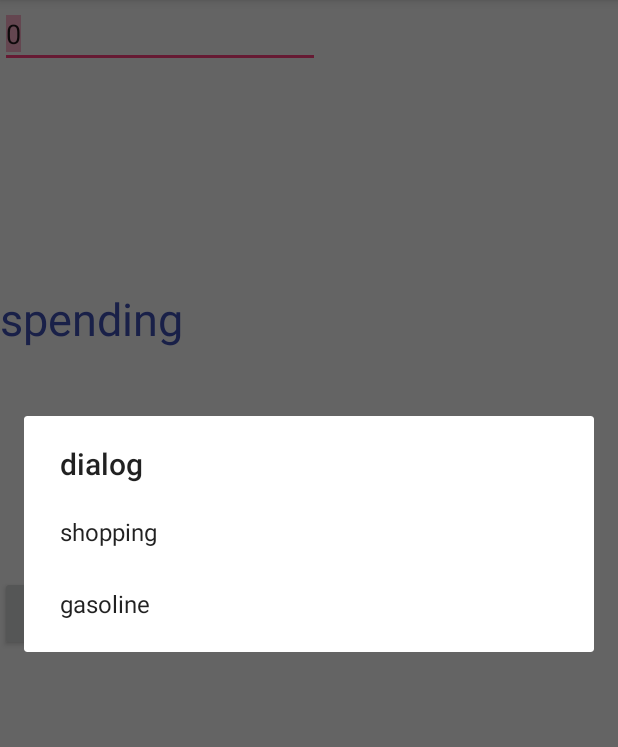
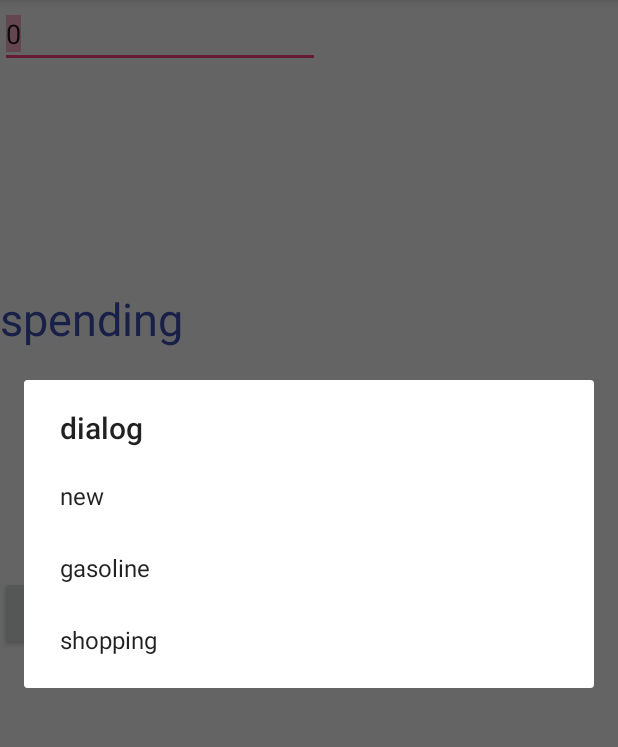
Before and after one commit to lukaszkuczynski/android-wallet, an Android app: the screen it shows after launch (MainActivity), after a tap on "spending", on a phone screen of 412 x 824 dp, the part 84-831 px from its top. Run offline under Robolectric (Android 15) with nearby library versions, the phone set to English and light mode, and no system bars; libraries missing offline, so code that uses them is left out: com.amazonaws.auth, com.amazonaws.mobileconnectors, com.amazonaws.regions.

Commit message:
New way of categories handling implemented in main activity

```diff
--- a/app/src/main/java/pl/integrator/androidwallet/CategoryInSettingsDao.java
+++ b/app/src/main/java/pl/integrator/androidwallet/CategoryInSettingsDao.java
@@ -37,6 +37,7 @@ public class CategoryInSettingsDao implements CategoryDao {
             categories = this.sharedPreferences.getStringSet(CATEGORIES_PREFERENCES_KEY, new HashSet<>());
         }
         ArrayList<String> list = new ArrayList<>();
+        list.add("new");
         list.addAll(categories);
         return list;
     }
--- a/app/src/main/java/pl/integrator/androidwallet/MainActivity.java
+++ b/app/src/main/java/pl/integrator/androidwallet/MainActivity.java
@@ -6,10 +6,12 @@ import android.content.DialogInterface;
 import android.content.SharedPreferences;
 import android.content.pm.PackageManager;
 import android.os.Bundle;
+import android.support.annotation.NonNull;
 import android.support.design.widget.Snackbar;
 import android.support.v4.app.ActivityCompat;
 import android.support.v4.content.ContextCompat;
 import android.support.v7.app.AppCompatActivity;
+import android.text.InputType;
 import android.util.Log;
 import android.view.View;
 import android.widget.ArrayAdapter;
@@ -23,20 +25,27 @@ import java.util.ArrayList;
 import java.util.Arrays;
 import java.util.List;
 
+import static android.R.id.input;
 
 
 public class MainActivity extends AppCompatActivity implements OperationResultListener {
 
     private static final String TAG = MainActivity.class.getCanonicalName();
-    private OperationDao operationDao;
 
     public static final String PREFS_NAME = "AwsWalletPrefsFile";
+    private OperationDao operationDao;
+    private CategoryDao categoryDao;
+    private String newCategoryText;
+
     public static final String COGNITO_POOL = "COGNITO_POOL_ID";
+
+
 
     @Override
     protected void onCreate(Bundle savedInstanceState) {
         super.onCreate(savedInstanceState);
         this.operationDao = new LambdaOperationDao(this.getApplicationContext(), this.getSharedPreferences(PREFS_NAME, 0));
+        this.categoryDao = new CategoryInSettingsDao(this.getSharedPreferences(PREFS_NAME, 0));
         setContentView(R.layout.activity_main);
 
         Button button = (Button) findViewById(R.id.save);
@@ -44,24 +53,13 @@ public class MainActivity extends AppCompatActivity implements OperationResultLi
         final EditText amountEdit = (EditText) findViewById(R.id.amount);
 
 
-        String[] tags = new String[]{
-                "shopping",
-                "gasoline"
-        };
-
 //        SharedPreferences settings = getSharedPreferences(PREFS_NAME, 0);
 //        hardcode your cognito id
 //        SharedPreferences.Editor editor = settings.edit();
 //        editor.putString(COGNITO_POOL, "YOUR_POOL_ID_HERE");
 //        editor.commit();
 
-        final List<String> tagList = new ArrayList<>(Arrays.asList(tags));
-
-        // Initializing an ArrayAdapter
-        final ArrayAdapter<String> spinnerArrayAdapter = new ArrayAdapter<>(
-                this, R.layout.support_simple_spinner_dropdown_item, tagList);
-
-        spinnerArrayAdapter.setDropDownViewResource(R.layout.support_simple_spinner_dropdown_item);
+        final List<String> tagList = getCategoriesAndRefreshSpinner();
 
 
 //        if (ContextCompat.checkSelfPermission(this,
@@ -91,17 +89,46 @@ public class MainActivity extends AppCompatActivity implements OperationResultLi
 //        }
 
         TextView tagsText;
+
+
         tagsText = (TextView) findViewById(R.id.tags);
         final List<String> selectedTags = new ArrayList<>();
         tagsText.setOnClickListener((View view) -> {
+
+            AlertDialog.Builder builderNewCategory = new AlertDialog.Builder(MainActivity.this);
+            builderNewCategory.setTitle("new category");
+            final EditText newCategoryInput = new EditText(this);
+            newCategoryInput.setInputType(InputType.TYPE_CLASS_TEXT);
+            builderNewCategory.setView(newCategoryInput);
+            builderNewCategory.setPositiveButton("OK", new DialogInterface.OnClickListener() {
+                @Override
+                public void onClick(DialogInterface dialog, int which) {
+                    newCategoryText = newCategoryInput.getText().toString();
+                    categoryDao.addCategory(newCategoryText);
+                    tagsText.setText(newCategoryText);
+                    getCategoriesAndRefreshSpinner();
+                }
+            });
+            builderNewCategory.setNegativeButton("Cancel", new DialogInterface.OnClickListener() {
+                @Override
+                public void onClick(DialogInterface dialog, int which) {
+                    dialog.cancel();
+                }
+            });
+            AlertDialog newCategoryDialog = builderNewCategory.create();
+
             AlertDialog.Builder builderSingle = new AlertDialog.Builder(MainActivity.this);
             builderSingle.setTitle("dialog");
-            builderSingle.setItems(tags, new DialogInterface.OnClickListener() {
+            builderSingle.setItems(tagList.toArray(new CharSequence[tagList.size()]), new DialogInterface.OnClickListener() {
                 @Override
                 public void onClick(DialogInterface dialogInterface, int i) {
                     String text = tagList.get(i);
-                    selectedTags.add(text);
-                    tagsText.setText(text);
+                    if (text.equals("new")) {
+                        newCategoryDialog.show();
+                    } else {
+                        selectedTags.add(text);
+                        tagsText.setText(text);
+                    }
                 }
             }).create();
             builderSingle.show();
@@ -127,6 +154,15 @@ public class MainActivity extends AppCompatActivity implements OperationResultLi
 
     }
 
+    @NonNull
+    private List<String> getCategoriesAndRefreshSpinner() {
+        final List<String> tagList = categoryDao.findAll();
+        final ArrayAdapter<String> spinnerArrayAdapter = new ArrayAdapter<>(
+                this, R.layout.support_simple_spinner_dropdown_item, tagList);
+        spinnerArrayAdapter.setDropDownViewResource(R.layout.support_simple_spinner_dropdown_item);
+        return tagList;
+    }
+
     @Override
     public void onResult(OperationResult operationResult) {
         Log.i(TAG, String.format("Result came from Lambda! Amount after %s", operationResult.getAmount_after()));
```
